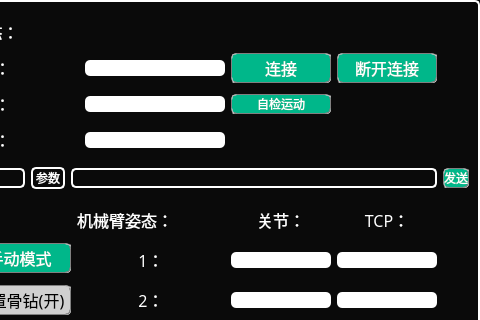
Qt form Plugins/org.mitk.lancet.robot/src/internal/StaubilWidget.ui (zhaomengxiao/LancetMITK-Adition) before a commit; both pictures show x 149 to 629 and y 0 to 320 of the 629 by 545 pixel window.
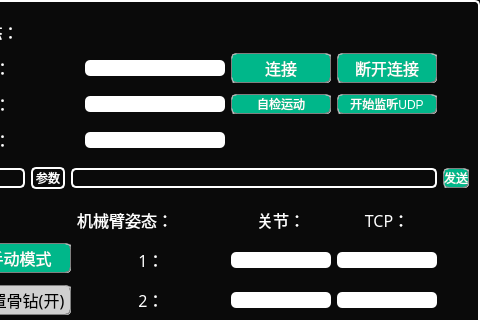
The same form after that commit. Icons and pictures are not drawn.

Diff of the .ui file:
```diff
--- a/Plugins/org.mitk.lancet.robot/src/internal/StaubilWidget.ui
+++ b/Plugins/org.mitk.lancet.robot/src/internal/StaubilWidget.ui
@@ -6,7 +6,7 @@
    <rect>
     <x>0</x>
     <y>0</y>
-    <width>540</width>
+    <width>629</width>
     <height>545</height>
    </rect>
   </property>
@@ -318,6 +318,31 @@
        </property>
       </widget>
      </item>
+     <item row="2" column="3">
+      <widget class="QPushButton" name="pushButton_startUDP">
+       <property name="styleSheet">
+        <string notr="true">QPushButton{
+	background:rgb(0, 183, 138);
+	border:1px groove gray;
+	border-radius:5px;
+	color:white;
+}
+QPushButton::hover{
+	background: rgb(237, 240, 243);
+	border:1px groove gray;
+	border-radius:5px;
+	color:black;
+}
+QPushButton::pressed { 
+	padding-left:6px;
+	padding-top:6px;
+}</string>
+       </property>
+       <property name="text">
+        <string>开始监听UDP</string>
+       </property>
+      </widget>
+     </item>
     </layout>
    </item>
    <item row="1" column="0">
```
